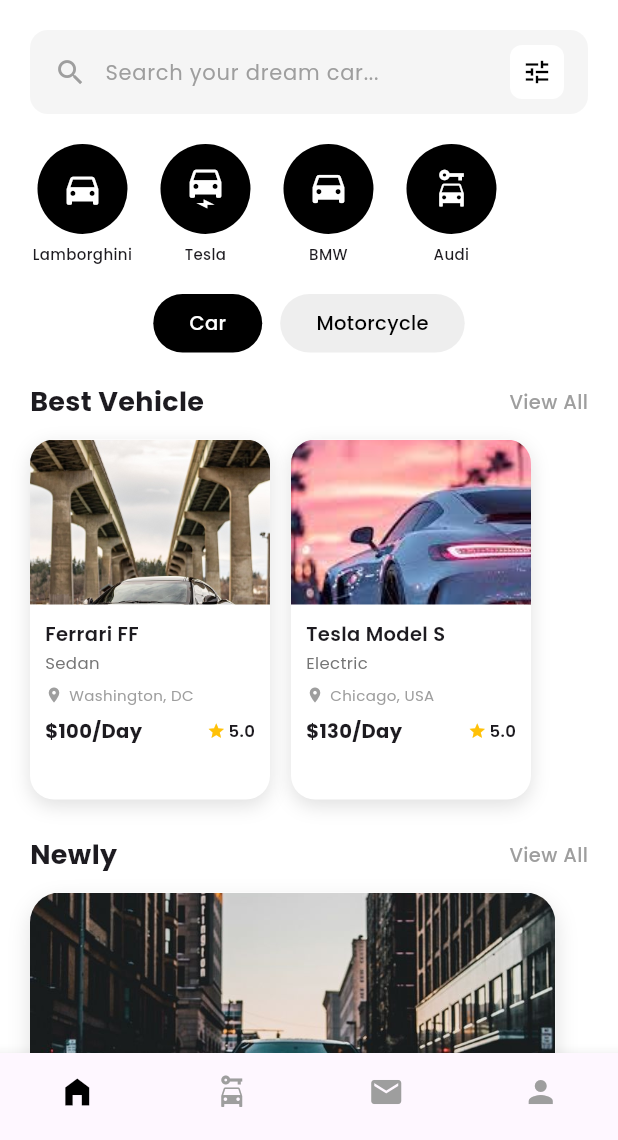
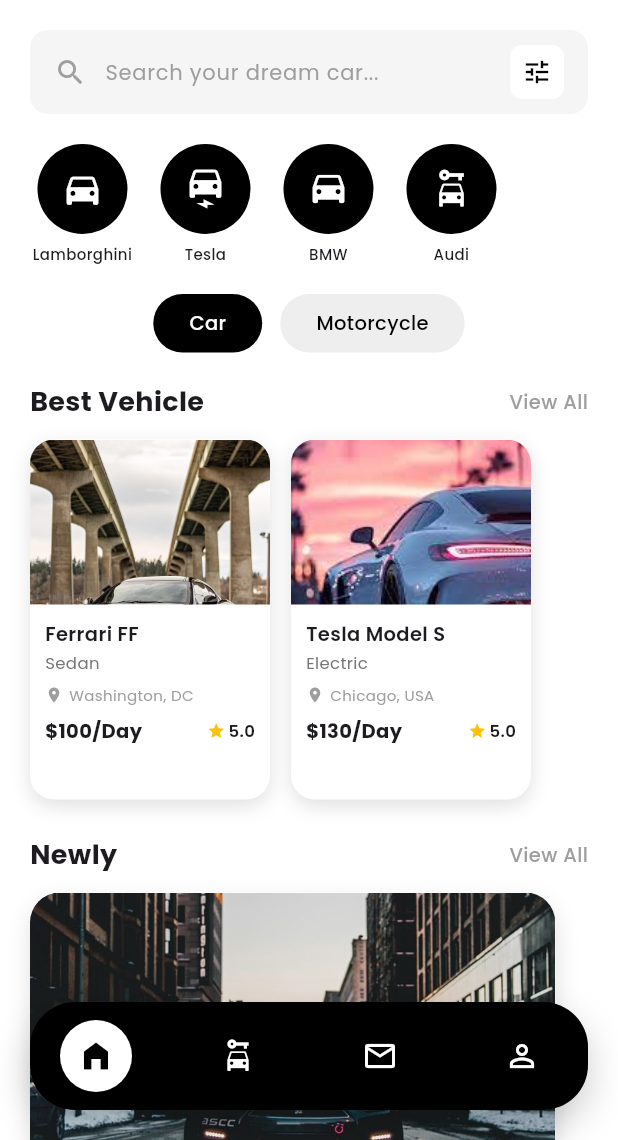
Before and after one commit to Syloms/Cargo, a Flutter app: the HomeScreen screen opened directly, on a phone screen of 412 x 824 dp, the part 96-1236 px from its top. Run offline on Flutter 3.47's test engine with Material 3 defaults, Android fonts, the phone set to English and light mode, and no system bars; our stand-ins replace google_fonts.

```diff
--- a/lib/screens/home.dart
+++ b/lib/screens/home.dart
@@ -102,21 +102,11 @@
 
     return Scaffold(
       backgroundColor: Colors.white,
-      bottomNavigationBar: BottomNavigationBar(
-        selectedItemColor: Colors.black,
-        unselectedItemColor: Colors.grey,
-        showSelectedLabels: false,
-        showUnselectedLabels: false,
-        type: BottomNavigationBarType.fixed,
-        items: const [
-          BottomNavigationBarItem(icon: Icon(Icons.home_filled), label: "Home"),
-          BottomNavigationBarItem(icon: Icon(Icons.car_rental), label: "Bookings"),
-          BottomNavigationBarItem(icon: Icon(Icons.mail), label: "Message"),
-          BottomNavigationBarItem(icon: Icon(Icons.person), label: "Profile"),
-        ],
-      ),
       body: SafeArea(
-        child: SingleChildScrollView(
+        child: Stack(
+          children: [
+            SingleChildScrollView(
+              padding: const EdgeInsets.only(bottom: 100), // Add padding for floating nav
               child: Padding(
                 padding: const EdgeInsets.all(20),
                 child: Column(
@@ -275,6 +265,53 @@
                 ),
               ),
             ),
+
+            // 🔹 Floating Navigation Bar
+            Positioned(
+              bottom: 20,
+              left: 20,
+              right: 20,
+              child: Container(
+                padding: const EdgeInsets.symmetric(vertical: 12, horizontal: 20),
+                decoration: BoxDecoration(
+                  color: Colors.black,
+                  borderRadius: BorderRadius.circular(30),
+                  boxShadow: [
+                    BoxShadow(
+                      color: Colors.black.withOpacity(0.2),
+                      blurRadius: 20,
+                      offset: const Offset(0, 10),
+                    ),
+                  ],
+                ),
+                child: Row(
+                  mainAxisAlignment: MainAxisAlignment.spaceBetween,
+                  children: [
+                    _buildNavItem(Icons.home_filled, true),
+                    _buildNavItem(Icons.car_rental, false),
+                    _buildNavItem(Icons.mail_outline, false),
+                    _buildNavItem(Icons.person_outline, false),
+                  ],
+                ),
+              ),
+            ),
+          ],
+        ),
+      ),
+    );
+  }
+
+  Widget _buildNavItem(IconData icon, bool isSelected) {
+    return Container(
+      padding: const EdgeInsets.all(12),
+      decoration: BoxDecoration(
+        color: isSelected ? Colors.white : Colors.transparent,
+        shape: BoxShape.circle,
+      ),
+      child: Icon(
+        icon,
+        color: isSelected ? Colors.black : Colors.white,
+        size: 24,
       ),
     );
   }
```
Also changed, not shown: pubspec.yaml (+9 -0 lines), assets/icons/convertible.png (added), assets/icons/coupe.png (added), assets/icons/hatchback.png (added), assets/icons/jeep.png (added), assets/icons/pickup.png (added), assets/icons/sedan.png (added), assets/icons/station-wagon.png (added), assets/icons/suv.png (added), assets/icons/van.png (added). Lines whose indentation alone changed are shown as unchanged.
